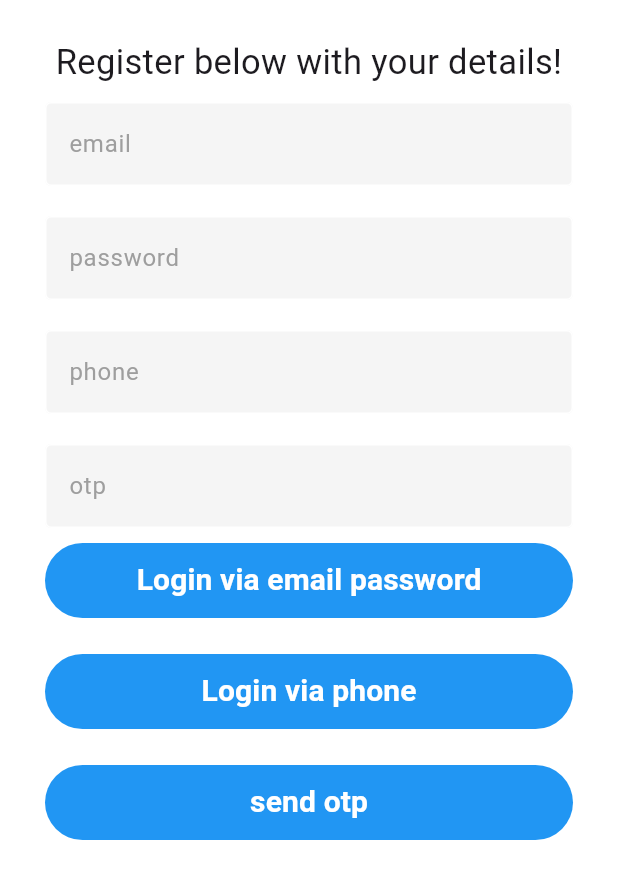
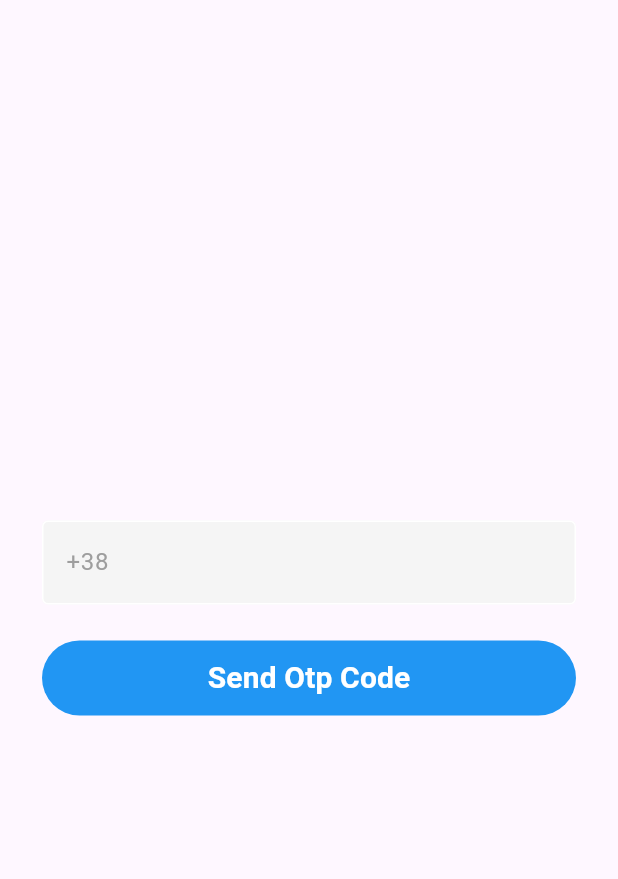
Before and after one commit to calatonFlutterMentor/AlexProject5, a Flutter app: the screen it shows after launch, on a phone screen of 412 x 824 dp. Shown: the top 879 px of the screen. Run offline on Flutter 3.47's test engine with Material 3 defaults, Android fonts, the phone set to English and light mode, and no system bars; our stand-ins replace firebase_auth, firebase_core, google_sign_in, mask_text_input_formatter; accounts and stored records are empty.

Commit message:
phone google verification added

```diff
--- a/lib/app/app.dart
+++ b/lib/app/app.dart
@@ -18,24 +18,6 @@ class App extends StatelessWidget {
       home: _buildBody(context),
     );
   }
-
-  // Widget _buildBody(BuildContext context) {
-  //   return StreamBuilder(
-  //     stream: viewModel.authStream,
-  //     builder: (context, snapshot) {
-  //       if (snapshot.hasData) {
-  //         switch (snapshot.data!) {
-  //           case UserAuthState.loggedIn:
-  //             return ScreenFactory.buildHomeScreen();
-  //           case UserAuthState.signedOut:
-  //             return ScreenFactory.buildLogInScreen();
-  //         }
-  //       } else {
-  //         return ScreenFactory.buildLogInScreen();
-  //       }
-  //     },
-  //   );
-  // }
   Widget _buildBody(BuildContext context) {
     return StreamBuilder(
       stream: viewModel.authStream,
@@ -44,12 +26,12 @@ class App extends StatelessWidget {
           Widget screenFactory;
           var map = {
             UserAuthState.loggedIn: ScreenFactory.buildHomeScreen(),
-            UserAuthState.signedOut: ScreenFactory.buildLogInScreen()
+            UserAuthState.signedOut: ScreenFactory.buildPhoneVerificationScreen()
           };
           return screenFactory =
-              map[snapshot.data!] ?? ScreenFactory.buildLogInScreen();
+              map[snapshot.data!] ?? ScreenFactory.buildPhoneVerificationScreen();
         } else {
-          return ScreenFactory.buildLogInScreen();
+          return ScreenFactory.buildPhoneVerificationScreen();
         }
       },
     );
--- a/lib/app/routing/route_constants.dart
+++ b/lib/app/routing/route_constants.dart
@@ -1,5 +1,7 @@
 class RouteConstants{
   RouteConstants._();
+  static const String phoneVerification = "phone-verification";
+  static const String otpCode = "otp-code";
   static const String login = "login";
   static const String home = "home";
 }
--- a/lib/app/screens/common/screen_factory.dart
+++ b/lib/app/screens/common/screen_factory.dart
@@ -1,6 +1,6 @@
-import 'package:calaton_firebase_auth/app/app.dart';
-import 'package:calaton_firebase_auth/app/app_view_model.dart';
 import 'package:calaton_firebase_auth/app/routing/inavigation_util.dart';
+import 'package:calaton_firebase_auth/app/screens/phone_verification/screens/otp/otp_screen.dart';
+import 'package:calaton_firebase_auth/app/screens/phone_verification/screens/phone/phone_verification_screen.dart';
 import 'package:calaton_firebase_auth/app/services/auth_service.dart';
 import 'package:calaton_firebase_auth/data/repository/user_repository.dart';
 import 'package:flutter/material.dart';
@@ -9,8 +9,33 @@ import '../home/home.dart';
 import '../home/home_view_model.dart';
 import '../login/login.dart';
 import '../login/login_view_model.dart';
+import '../phone_verification/screens/otp/otp_view_model.dart';
+import '../phone_verification/screens/phone/phone_verification_view_model.dart';
 
 class ScreenFactory {
+  static Widget buildPhoneVerificationScreen() {
+    return ChangeNotifierProvider<PhoneVerificationViewModel>(
+      create: (context) => PhoneVerificationViewModel(
+          navigationUtil: context.read<INavigationUtil>(),
+          userRepository: UserRepository()),
+      child: Consumer<PhoneVerificationViewModel>(
+        builder: (context, model, child) =>
+            PhoneVerificationScreen(viewModel: model),
+      ),
+    );
+  }
+
+  static Widget buildOtpScreen() {
+    return ChangeNotifierProvider<OtpViewModel>(
+      create: (context) => OtpViewModel(
+          navigationUtil: context.read<INavigationUtil>(),
+          userRepository: UserRepository()),
+      child: Consumer<OtpViewModel>(
+        builder: (context, model, child) => OtpScreen(viewModel: model),
+      ),
+    );
+  }
+
   static Widget buildHomeScreen() {
     return ChangeNotifierProvider<HomeViewModel>(
       create: (context) => HomeViewModel(
@@ -26,12 +51,12 @@ class ScreenFactory {
   static Widget buildLogInScreen() {
     return ChangeNotifierProvider<LoginViewModel>(
       create: (context) => LoginViewModel(
-          userRepository: UserRepository(),
-              navigationUtil: context.read<INavigationUtil>(),),
+        userRepository: UserRepository(),
+        navigationUtil: context.read<INavigationUtil>(),
+      ),
       child: Consumer<LoginViewModel>(
         builder: (context, model, child) => LoginScreen(viewModel: model),
       ),
     );
   }
-
 }
--- a/lib/app/screens/common/widgets/input_field.dart
+++ b/lib/app/screens/common/widgets/input_field.dart
@@ -1,15 +1,35 @@
 import 'package:flutter/material.dart';
+import 'package:flutter/services.dart';
 
 class InputField extends StatefulWidget {
   final String hintText;
-  final String errorMassage;
   final Function(String value) onValueChanged;
+  final String? Function(String?)? validator;
+  final List<TextInputFormatter>? inputFormatters;
+  final TextInputType keyBoardType;
+  final InputDecoration? inputDecoration;
+  final TextAlign textAlign;
 
-  const InputField(
-      {super.key,
-        required this.hintText,
-        required this.errorMassage,
-        required this.onValueChanged});
+  const InputField({
+    super.key,
+    required this.hintText,
+    required this.onValueChanged,
+    required this.keyBoardType,
+    this.validator,
+    this.inputFormatters,
+    this.textAlign = TextAlign.start,
+    this.inputDecoration = const InputDecoration(
+        enabledBorder: OutlineInputBorder(
+          borderSide: BorderSide(color: Colors.white),
+        ),
+        focusedBorder: OutlineInputBorder(
+          borderSide: BorderSide(color: Colors.grey),
+        ),
+        fillColor: Colors.grey,
+        filled: true,
+        hintText: "",
+        hintStyle: TextStyle(color: Colors.grey)),
+  });
 
   @override
   State<InputField> createState() => _InputFieldState();
@@ -31,17 +51,14 @@ class _InputFieldState extends State<InputField> {
   @override
   Widget build(BuildContext context) {
     return TextFormField(
+      textAlign: widget.textAlign,
+      keyboardType: widget.keyBoardType,
       controller: controller,
-      validator: (value) {
-        if (value!= null && value.length < 2) {
-          return widget.errorMassage;
-        } else {
-          return null;
-        }
-      },
+      validator: widget.validator,
       onChanged: (value) {
         _onValueChanged(value);
       },
+      inputFormatters: widget.inputFormatters,
       decoration: InputDecoration(
           enabledBorder: const OutlineInputBorder(
             borderSide: BorderSide(color: Colors.white),
--- a/lib/app/screens/login/login.dart
+++ b/lib/app/screens/login/login.dart
@@ -12,8 +12,6 @@ class LoginScreen extends StatelessWidget {
   Widget build(BuildContext context) {
     final formKeyEmail = GlobalKey<FormState>();
     final formKeyPassword = GlobalKey<FormState>();
-    final formKeyPhone = GlobalKey<FormState>();
-    final formKeyOtp = GlobalKey<FormState>();
     return Scaffold(
       backgroundColor: Colors.white,
       body: SafeArea(
@@ -38,8 +36,15 @@ class LoginScreen extends StatelessWidget {
                     autovalidateMode: AutovalidateMode.onUserInteraction,
                     key: formKeyEmail,
                     child: InputField(
+                      keyBoardType: TextInputType.emailAddress,
+                      validator: (value) {
+                        if (value != null && value.length < 2) {
+                          return "Enter correct email";
+                        } else {
+                          return null;
+                        }
+                      },
                       hintText: "email",
-                      errorMassage: "Enter correct email",
                       onValueChanged: viewModel.updateEmailValue,
                     ),
                   ),
@@ -50,33 +55,16 @@ class LoginScreen extends StatelessWidget {
                     key: formKeyPassword,
                     autovalidateMode: AutovalidateMode.onUserInteraction,
                     child: InputField(
+                      keyBoardType: TextInputType.emailAddress,
+                      validator: (value) {
+                        if (value != null && value.length < 2) {
+                          return "Enter correct email";
+                        } else {
+                          return null;
+                        }
+                      },
                       hintText: "password",
-                      errorMassage: "Enter correct password",
                       onValueChanged: viewModel.updatePasswordValue,
-                    ),
-                  ),
-                ),
-                Padding(
-                  padding: const EdgeInsets.symmetric(vertical: 10),
-                  child: Form(
-                    autovalidateMode: AutovalidateMode.onUserInteraction,
-                    key: formKeyPhone,
-                    child: InputField(
-                      hintText: "phone",
-                      errorMassage: "Enter correct phone",
-                      onValueChanged: viewModel.updatePhone,
-                    ),
-                  ),
-                ),
-                Padding(
-                  padding: const EdgeInsets.symmetric(vertical: 10),
-                  child: Form(
-                    autovalidateMode: AutovalidateMode.onUserInteraction,
-                    key: formKeyOtp,
-                    child: InputField(
-                      hintText: "otp",
-                      errorMassage: "otp",
-                      onValueChanged: viewModel.updateCodeFromSms,
                     ),
                   ),
                 ),
@@ -91,24 +79,13 @@ class LoginScreen extends StatelessWidget {
                     }
                   },
                 ),
-                const SizedBox(height: 24),
+                const SizedBox(
+                  height: 24,
+                ),
                 MainButton(
-                  text: "Login via phone",
+                  text: "Sing In with Google",
                   onPressedFunction: () async {
-                    final isPhoneValid = formKeyPhone.currentState!.validate();
-                    if (isPhoneValid) {
-                      viewModel.onLoginViaPhonePressed();
-                    }
-                  },
-                ),
-                const SizedBox(height: 24),
-                MainButton(
-                  text: "send otp",
-                  onPressedFunction: () async {
-                    final isOtpValid = formKeyOtp.currentState!.validate();
-                    if (isOtpValid) {
-                      viewModel.sendOtpCode();
-                    }
+                    await viewModel.onLoginWithGooglePressed();
                   },
                 ),
               ],
--- /dev/null
+++ b/lib/app/screens/phone_verification/screens/otp/otp_view_model.dart
@@ -0,0 +1,65 @@
+import 'package:calaton_firebase_auth/app/common/base_change_notifier.dart';
+import 'package:calaton_firebase_auth/app/routing/route_constants.dart';
+
+import '../../../../../domain/user/iuser_repository.dart';
+import '../../../../routing/inavigation_util.dart';
+
+class OtpViewModel extends BaseChangeNotifier {
+  final IUserRepository _userRepository;
+  final INavigationUtil _navigationUtil;
+
+  OtpViewModel(
+      {required IUserRepository userRepository,
+      required INavigationUtil navigationUtil})
+      : _userRepository = userRepository,
+        _navigationUtil = navigationUtil;
+
+  String _firstNumber = "";
+  String _secondNumber = "";
+  String _thirdNumber = "";
+  String _fourthNumber = "";
+  String _fifthNumber = "";
+  String _sixthNumber = "";
+
+  void updateFirstNumber(String value) {
+    _firstNumber = value;
+  }
+
+  void updateSecondNumber(String value) {
+    _secondNumber = value;
+  }
+
+  void updateThirdNumber(String value) {
+    _thirdNumber = value;
+  }
+
+  void updateFourthNumber(String value) {
+    _fourthNumber = value;
+  }
+
+  void updateFifthNumber(String value) {
+    _fifthNumber = value;
+  }
+
+  void updateSixthNumber(String value) {
+    _sixthNumber = value;
+  }
+
+  Future<void> sendOtpCode() async {
+    startLoading();
+    if (_firstNumber.isNotEmpty &&
+        _secondNumber.isNotEmpty &&
+        _thirdNumber.isNotEmpty &&
+        _fourthNumber.isNotEmpty &&
+        _fifthNumber.isNotEmpty &&
+        _sixthNumber.isNotEmpty) {
+      final String otpCode =
+          "$_firstNumber$_secondNumber$_thirdNumber$_fourthNumber$_fifthNumber$_sixthNumber"
+              .trim();
+      print(otpCode);
+      await _userRepository.sendOtp(otpCode);
+      _navigationUtil.navigateToAndMakeRoot(RouteConstants.login);
+    }
+    stopLoading();
+  }
+}
--- /dev/null
+++ b/lib/app/screens/phone_verification/screens/phone/phone_verification_screen.dart
@@ -0,0 +1,49 @@
+import 'package:calaton_firebase_auth/app/screens/common/widgets/input_field.dart';
+import 'package:calaton_firebase_auth/app/screens/phone_verification/screens/phone/phone_verification_view_model.dart';
+import 'package:flutter/material.dart';
+
+import '../../../../utilits/app_forms_formatters.dart';
+import '../../../common/widgets/main_button.dart';
+
+class PhoneVerificationScreen extends StatelessWidget {
+  const PhoneVerificationScreen({super.key, required this.viewModel});
+
+  final PhoneVerificationViewModel viewModel;
+
+  @override
+  Widget build(BuildContext context) {
+    final phoneFormKey = GlobalKey<FormState>();
+    return Scaffold(
+      body: Padding(
+        padding: const EdgeInsets.symmetric(horizontal: 28),
+        child: Center(
+          child: SingleChildScrollView(
+            child: Column(
+              children: [
+                Form(
+                  key: phoneFormKey,
+                  autovalidateMode: AutovalidateMode.onUserInteraction,
+                  child: InputField(
+                    keyBoardType: TextInputType.phone,
+                    hintText: '+38',
+                    onValueChanged: viewModel.updatePhoneNumber,
+                    inputFormatters: [AppFormsFormatters.phoneMask],
+                  ),
+                ),
+                const SizedBox(
+                  height: 24,
+                ),
+                MainButton(
+                  text: "Send Otp Code",
+                  onPressedFunction: () async {
+                    await viewModel.onLoginViaPhonePressed();
+                  },
+                ),
+              ],
+            ),
+          ),
+        ),
+      ),
+    );
+  }
+}
--- /dev/null
+++ b/lib/app/screens/phone_verification/screens/phone/phone_verification_view_model.dart
@@ -0,0 +1,31 @@
+import 'package:calaton_firebase_auth/app/common/base_change_notifier.dart';
+import 'package:calaton_firebase_auth/app/routing/route_constants.dart';
+
+import '../../../../../domain/user/iuser_repository.dart';
+import '../../../../routing/inavigation_util.dart';
+
+class PhoneVerificationViewModel extends BaseChangeNotifier {
+  final IUserRepository _userRepository;
+  final INavigationUtil _navigationUtil;
+
+  PhoneVerificationViewModel(
+      {required IUserRepository userRepository,
+      required INavigationUtil navigationUtil})
+      : _userRepository = userRepository,
+        _navigationUtil = navigationUtil;
+  String _phoneNumber = "";
+
+  void updatePhoneNumber(String value) {
+    _phoneNumber = value;
+  }
+
+  Future<void> onLoginViaPhonePressed() async {
+    startLoading();
+    if (_phoneNumber.isNotEmpty) {
+      await _userRepository.verifyPhoneNumber(_phoneNumber);
+      print(_phoneNumber);
+      _navigationUtil.navigateTo(RouteConstants.otpCode);
+    }
+    stopLoading();
+  }
+}
--- /dev/null
+++ b/lib/app/utilits/app_forms_formatters.dart
@@ -0,0 +1,8 @@
+import 'package:mask_text_input_formatter/mask_text_input_formatter.dart';
+
+abstract class AppFormsFormatters {
+  static final MaskTextInputFormatter phoneMask = MaskTextInputFormatter(
+      mask: '+38##########',
+      filter: {"#": RegExp(r'[0-9]')},
+      type: MaskAutoCompletionType.lazy);
+}
--- a/lib/domain/user/iuser_repository.dart
+++ b/lib/domain/user/iuser_repository.dart
@@ -1,4 +1,5 @@
 import 'package:calaton_firebase_auth/domain/user/iuser.dart';
+import 'package:firebase_auth/firebase_auth.dart';
 
 abstract class IUserRepository {
   Future<IUser?> singUp(String email, String password);
@@ -8,4 +9,6 @@ abstract class IUserRepository {
   Future<void> verifyPhoneNumber(String phoneNumber);
 
   Future<void> sendOtp(String otpCode);
+
+  Future<UserCredential> signInWithGoogle();
 }
--- a/pubspec.yaml
+++ b/pubspec.yaml
@@ -39,6 +39,8 @@ dependencies:
   firebase_auth: ^4.15.0
   firebase_core: ^2.24.0
   cloud_firestore: ^4.13.3
+  mask_text_input_formatter: ^2.7.0
+  google_sign_in: ^6.2.0
 
 dev_dependencies:
   flutter_test:
```
Also changed, not shown: lib/app/routing/routing.dart (+24 -5 lines), lib/app/screens/login/login_view_model.dart (+3 -23 lines), lib/app/screens/phone_verification/screens/otp/otp_screen.dart (added, +134 -0 lines), lib/data/repository/user_repository.dart (+23 -3 lines), pubspec.lock, 6 other files.
